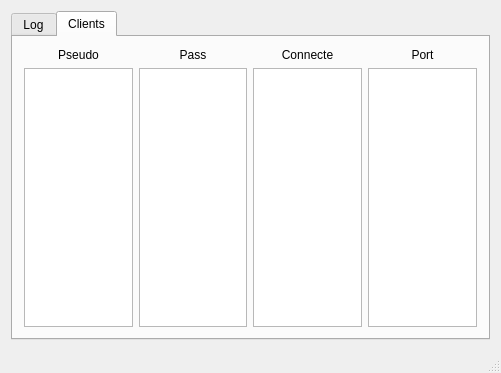
TheLortex/eCopy, file eCopy_serveur/mainwindow.ui: the form before one commit.
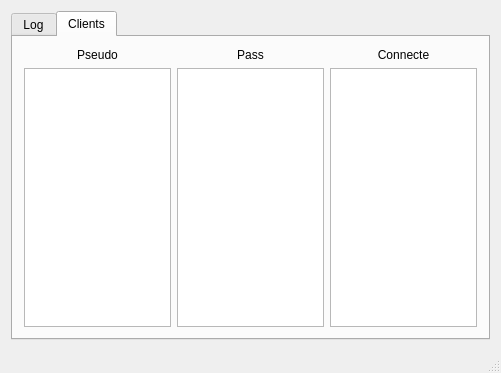
The form after the commit. The open tabs and pages were chosen to show the change.

Commit message: Supprime la gestion des ports, devenue inutile avec la passerelle

What changed in the file:
```diff
--- a/eCopy_serveur/mainwindow.ui
+++ b/eCopy_serveur/mainwindow.ui
@@ -86,23 +86,6 @@
           </property>
          </widget>
         </item>
-        <item row="1" column="4">
-         <widget class="QListView" name="listePort">
-          <property name="editTriggers">
-           <set>QAbstractItemView::NoEditTriggers</set>
-          </property>
-         </widget>
-        </item>
-        <item row="0" column="4">
-         <widget class="QLabel" name="label_4">
-          <property name="text">
-           <string>Port</string>
-          </property>
-          <property name="alignment">
-           <set>Qt::AlignCenter</set>
-          </property>
-         </widget>
-        </item>
        </layout>
       </widget>
      </widget>
```
Left out of the diff: 4 changed lines with no effect on the pictures. The commit also changes 10 other files.
